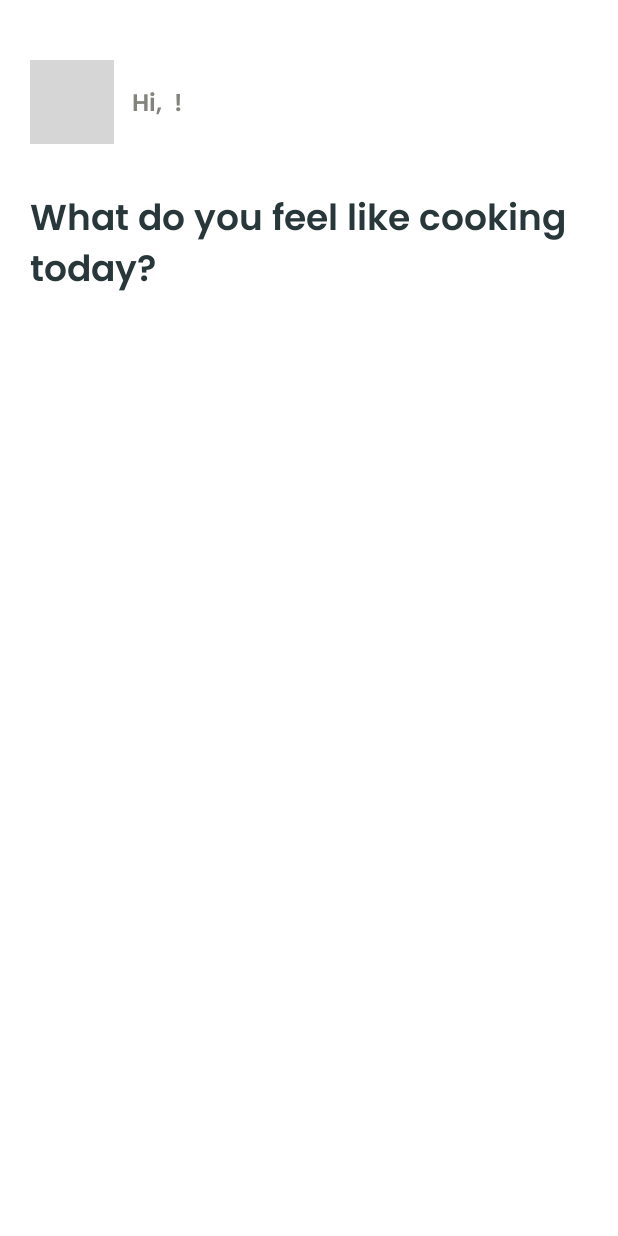
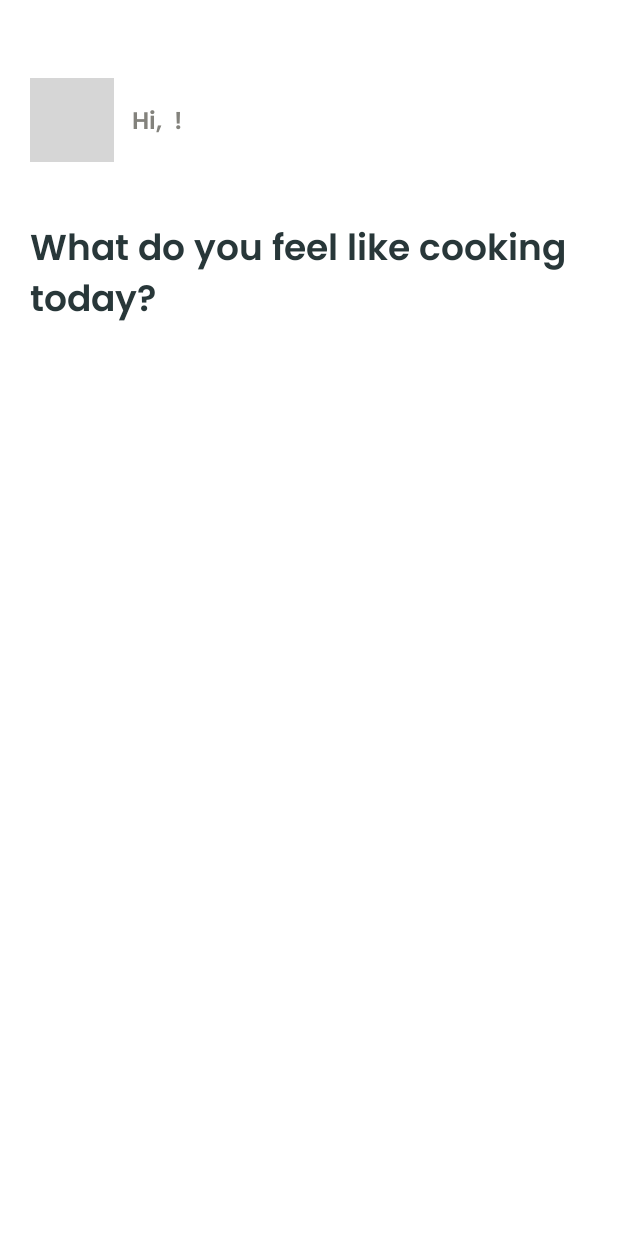
Before and after one commit to anavarban/fridgeBuddy, an Android app built with Jetpack Compose: the DashboardScreen screen opened through its navigation route, on a phone screen of 412 x 824 dp. Run offline under Robolectric (Android 15) with nearby library versions, the phone set to English and light mode, and no system bars; our stand-ins replace Dagger/Hilt's generated code, Firebase (no records; nobody signed in at launch, a user with empty details on screens opened directly), Room's generated code, accompanist; pictures from the network do not load; 1 statement that could not run was skipped; grey boxes are pictures that could not be loaded.

Commit message:
small touch-ups in dashboard

```diff
--- a/app/build.gradle.kts
+++ b/app/build.gradle.kts
@@ -146,11 +146,9 @@ dependencies {
     //worker
     implementation("androidx.work:work-runtime-ktx:2.8.1")
 
-    //google scanner
-    implementation ("com.google.android.gms:play-services-code-scanner:16.1.0")
-
     //mlkit
     implementation("com.google.mlkit:text-recognition:16.0.0")
+//    implementation("com.google.mlkit:image-labeling-custom:17.0.2")
 
     //CameraX
     implementation ("androidx.camera:camera-core:1.0.0")
--- a/app/src/main/java/com/mready/myapplication/ui/dashboard/DashboardScreen.kt
+++ b/app/src/main/java/com/mready/myapplication/ui/dashboard/DashboardScreen.kt
@@ -8,23 +8,15 @@ import androidx.activity.compose.BackHandler
 import androidx.activity.compose.rememberLauncherForActivityResult
 import androidx.activity.result.contract.ActivityResultContracts
 import androidx.annotation.RequiresApi
-import androidx.compose.foundation.border
-import androidx.compose.foundation.clickable
-import androidx.compose.foundation.interaction.MutableInteractionSource
 import androidx.compose.foundation.layout.Arrangement
-import androidx.compose.foundation.layout.Column
 import androidx.compose.foundation.layout.PaddingValues
-import androidx.compose.foundation.layout.Row
 import androidx.compose.foundation.layout.WindowInsets
-import androidx.compose.foundation.layout.fillMaxSize
 import androidx.compose.foundation.layout.fillMaxWidth
 import androidx.compose.foundation.layout.padding
 import androidx.compose.foundation.layout.safeDrawing
-import androidx.compose.foundation.layout.size
 import androidx.compose.foundation.layout.windowInsetsPadding
 import androidx.compose.foundation.lazy.LazyColumn
 import androidx.compose.foundation.lazy.items
-import androidx.compose.foundation.shape.CircleShape
 import androidx.compose.material3.Text
 import androidx.compose.runtime.Composable
 import androidx.compose.runtime.LaunchedEffect
@@ -33,10 +25,7 @@ import androidx.compose.runtime.getValue
 import androidx.compose.runtime.mutableStateOf
 import androidx.compose.runtime.remember
 import androidx.compose.runtime.setValue
-import androidx.compose.ui.Alignment.Companion.CenterVertically
 import androidx.compose.ui.Modifier
-import androidx.compose.ui.draw.clip
-import androidx.compose.ui.layout.ContentScale
 import androidx.compose.ui.platform.LocalContext
 import androidx.compose.ui.res.stringResource
 import androidx.compose.ui.text.font.FontWeight
@@ -45,12 +34,9 @@ import androidx.compose.ui.unit.dp
 import androidx.compose.ui.unit.sp
 import androidx.core.content.ContextCompat
 import androidx.hilt.navigation.compose.hiltViewModel
-import coil.compose.AsyncImage
 import com.mready.myapplication.R
-import com.mready.myapplication.ui.theme.MainAccent
 import com.mready.myapplication.ui.theme.MainText
 import com.mready.myapplication.ui.theme.Poppins
-import com.mready.myapplication.ui.theme.SecondaryText
 import com.mready.myapplication.ui.utils.BackPress
 import com.mready.myapplication.ui.utils.LoadingAnimation
 import kotlinx.coroutines.delay
@@ -122,44 +108,47 @@ fun DashboardScreen(
         }
 
         is DashboardState.Success -> {
-            Column(
-                modifier = Modifier
-                    .fillMaxSize()
-                    .windowInsetsPadding(WindowInsets.safeDrawing)
-                    .padding(top = 20.dp),
-            ) {
-                Row(
-                    modifier = Modifier
-                        .fillMaxWidth()
-                        .padding(top = 20.dp, start = 20.dp, bottom = 12.dp),
-                    verticalAlignment = CenterVertically
-                ) {
-                    AsyncImage(
-                        modifier = Modifier
-                            .border(1.dp, MainAccent, CircleShape)
-                            .clip(CircleShape)
-                            .size(56.dp)
-                            .clickable(
-                                interactionSource = MutableInteractionSource(),
-                                indication = null,
-                                onClick = onProfileClick
-                            ),
-                        model = dashboardViewModel.currentUser.value?.photoUrl ?: "",
-                        contentDescription = null,
-                        contentScale = ContentScale.Crop
-                    )
-                    Text(
-                        modifier = Modifier.padding(start = 12.dp),
-                        text = stringResource(
-                            id = R.string.dashboard_hello_msg,
-                            dashboardViewModel.currentUser.value?.displayName ?: ""
-                        ),
-                        fontSize = 16.sp,
-                        fontFamily = Poppins,
-                        fontWeight = FontWeight.SemiBold,
-                        color = SecondaryText
-                    )
-                }
+
+            val user = dashboardViewModel.currentUser.collectAsState()
+//
+//            Column(
+//                modifier = Modifier
+//                    .fillMaxSize()
+//                    .windowInsetsPadding(WindowInsets.safeDrawing)
+//                    .padding(top = 20.dp),
+//            ) {
+//                Row(
+//                    modifier = Modifier
+//                        .fillMaxWidth()
+//                        .padding(top = 20.dp, start = 20.dp, bottom = 12.dp),
+//                    verticalAlignment = CenterVertically
+//                ) {
+//                    AsyncImage(
+//                        modifier = Modifier
+//                            .border(1.dp, MainAccent, CircleShape)
+//                            .clip(CircleShape)
+//                            .size(56.dp)
+//                            .clickable(
+//                                interactionSource = MutableInteractionSource(),
+//                                indication = null,
+//                                onClick = onProfileClick
+//                            ),
+//                        model = dashboardViewModel.currentUser.value?.photoUrl ?: "",
+//                        contentDescription = null,
+//                        contentScale = ContentScale.Crop
+//                    )
+//                    Text(
+//                        modifier = Modifier.padding(start = 12.dp),
+//                        text = stringResource(
+//                            id = R.string.dashboard_hello_msg,
+//                            dashboardViewModel.currentUser.value?.displayName ?: ""
+//                        ),
+//                        fontSize = 16.sp,
+//                        fontFamily = Poppins,
+//                        fontWeight = FontWeight.SemiBold,
+//                        color = SecondaryText
+//                    )
+//                }
 
                 val items = (dashboardState.value as DashboardState.Success).widgets.sortedBy {
                     when (it) {
@@ -170,15 +159,19 @@ fun DashboardScreen(
                 }
                 LazyColumn(
                     modifier = Modifier
-                        .fillMaxWidth(),
+                        .fillMaxWidth()
+                        .windowInsetsPadding(WindowInsets.safeDrawing)
+                        .padding(top = 32.dp),
                     contentPadding = PaddingValues(bottom = 12.dp),
-                    verticalArrangement = Arrangement.spacedBy(20.dp)
+                    verticalArrangement = Arrangement.spacedBy(12.dp)
                 ) {
+                    item { DashboardHeader(user = user.value, onProfileClick = onProfileClick) }
+
                     item {
                         Text(
                             modifier = Modifier
                                 .fillMaxWidth()
-                                .padding(top = 20.dp, start = 20.dp),
+                                .padding(top = 16.dp, start = 20.dp),
                             text = stringResource(id = R.string.dashboard_title_prompt),
                             textAlign = TextAlign.Left,
                             fontSize = 24.sp,
@@ -212,7 +205,7 @@ fun DashboardScreen(
                         }
                     }
                 }
-            }
+//            }
         }
 
         DashboardState.Error -> {
--- a/app/src/main/java/com/mready/myapplication/ui/dashboard/Widgets.kt
+++ b/app/src/main/java/com/mready/myapplication/ui/dashboard/Widgets.kt
@@ -39,6 +39,7 @@ import androidx.compose.ui.text.style.TextAlign
 import androidx.compose.ui.unit.dp
 import androidx.compose.ui.unit.sp
 import coil.compose.AsyncImage
+import com.google.firebase.auth.FirebaseUser
 import com.mready.myapplication.R
 import com.mready.myapplication.models.Ingredient
 import com.mready.myapplication.models.Recipe
@@ -301,6 +302,43 @@ fun FridgeIngredients(
             Spacer(modifier = Modifier.height(20.dp))
         }
     }
+}
 
-
+@Composable
+fun DashboardHeader(
+    user: FirebaseUser?,
+    onProfileClick: () -> Unit
+) {
+    Row(
+        modifier = Modifier
+            .fillMaxWidth()
+            .padding(top = 20.dp, start = 20.dp, bottom = 12.dp),
+        verticalAlignment = Alignment.CenterVertically
+    ) {
+        AsyncImage(
+            modifier = Modifier
+                .border(1.dp, MainAccent, CircleShape)
+                .clip(CircleShape)
+                .size(56.dp)
+                .clickable(
+                    interactionSource = MutableInteractionSource(),
+                    indication = null,
+                    onClick = onProfileClick
+                ),
+            model = user?.photoUrl ?: "",
+            contentDescription = null,
+            contentScale = ContentScale.Crop
+        )
+        Text(
+            modifier = Modifier.padding(start = 12.dp),
+            text = stringResource(
+                id = R.string.dashboard_hello_msg,
+                user?.displayName ?: ""
+            ),
+            fontSize = 16.sp,
+            fontFamily = Poppins,
+            fontWeight = FontWeight.SemiBold,
+            color = SecondaryText
+        )
+    }
 }
--- a/app/src/main/java/com/mready/myapplication/ui/fridge/scan/ScanScreen.kt
+++ b/app/src/main/java/com/mready/myapplication/ui/fridge/scan/ScanScreen.kt
@@ -219,8 +219,6 @@ fun ScanScreen(
             )
         }
     }
-
-
 }
 
 @androidx.annotation.OptIn(androidx.camera.core.ExperimentalGetImage::class)
```
